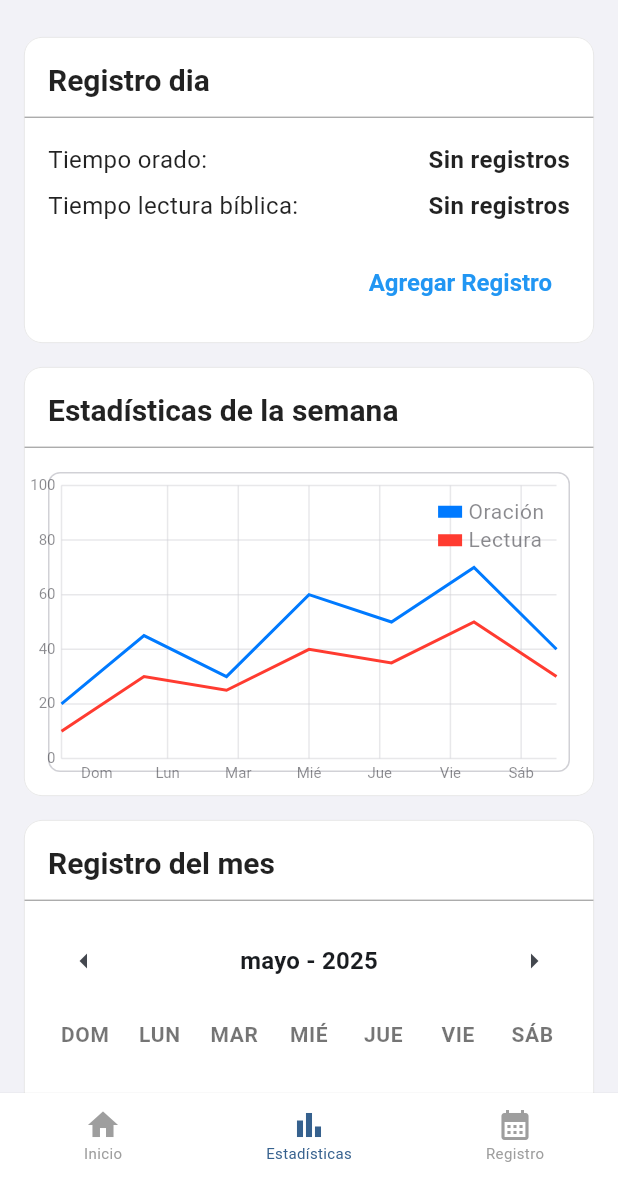
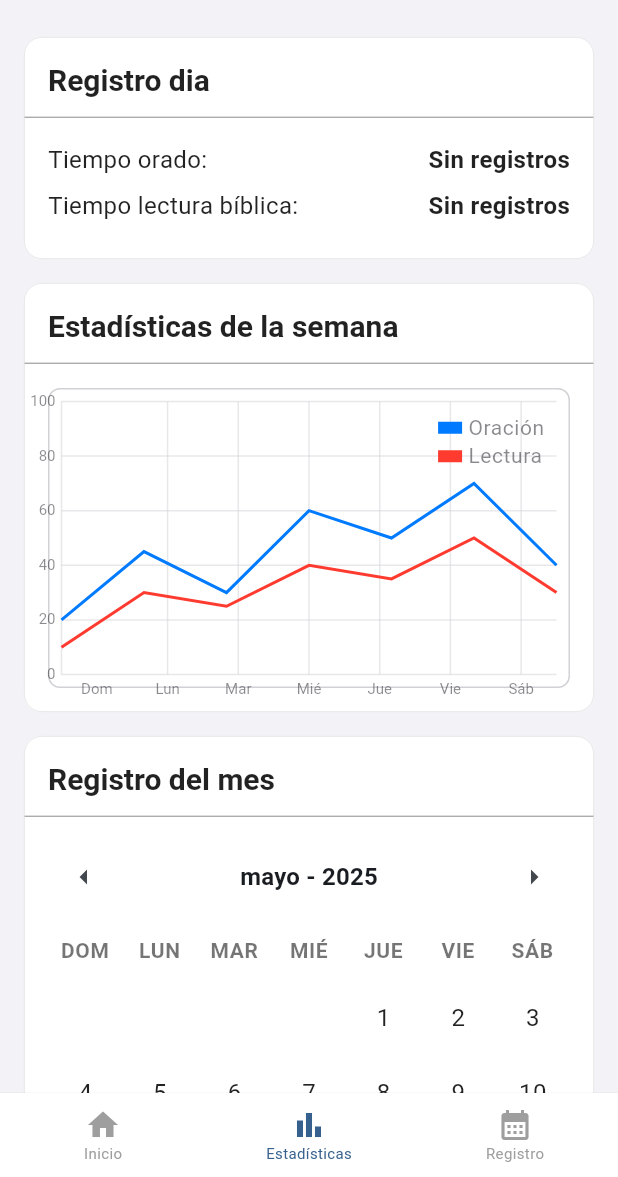
Before and after one commit to CarosDrean/spiritual_meter, a Flutter app: the screen it shows after launch, swiped to page 2, on a phone screen of 412 x 824 dp, the part 59-1236 px from its top. Run offline on Flutter 3.47's test engine with Material 3 defaults, Android fonts, the phone set to English and light mode, and no system bars; our stand-ins replace shared_preferences, sqflite; accounts and stored records are empty.

Commit message:
fix: views

```diff
--- a/lib/src/core/theme.dart
+++ b/lib/src/core/theme.dart
@@ -15,10 +15,12 @@ class AppTheme {
       ),
 
       appBarTheme: const AppBarTheme(
-        backgroundColor: Color(0xFFF2F2F7), // Transparente o muy claro como iOS
+        backgroundColor: Color(0xFFF2F2F7),
         foregroundColor: Colors.black,
         elevation: 0,
         centerTitle: true,
+        // scrolledUnderElevation: 5,
+        surfaceTintColor: Colors.blue,
         titleTextStyle: TextStyle(
           color: Colors.black,
           fontSize: 19,
--- a/lib/src/presentation/screen/main_screen.dart
+++ b/lib/src/presentation/screen/main_screen.dart
@@ -45,11 +45,6 @@ class _MainScreenState extends State<MainScreen> {
   @override
   Widget build(BuildContext context) {
     return Scaffold(
-      // Opcional: Puedes poner un único AppBar aquí si quieres que sea consistente en todas las páginas
-      // y no manejarlo en cada pantalla individualmente.
-      // appBar: AppBar(
-      //   title: Text(_appBarTitles[_selectedIndex]), // Título dinámico
-      // ),
       body: PageView(
         controller: _pageController,
         // Esto es importante para que el BottomNavigationBar se actualice
@@ -59,7 +54,7 @@ class _MainScreenState extends State<MainScreen> {
             _selectedIndex = index;
           });
         },
-        children: _screens, // Las pantallas que se mostrarán
+        children: _screens,
       ),
       bottomNavigationBar: BottomNavigationBar(
         items: const <BottomNavigationBarItem>[
--- a/lib/src/presentation/screen/record_screen.dart
+++ b/lib/src/presentation/screen/record_screen.dart
@@ -57,10 +57,7 @@ class _RecordScreenState extends State<RecordScreen> {
                     color: Colors.red,
                     alignment: Alignment.centerRight,
                     padding: const EdgeInsets.symmetric(horizontal: 20.0),
-                    child: const Icon(
-                      Icons.delete,
-                      color: Colors.white,
-                    ),
+                    child: const Icon(Icons.delete, color: Colors.white),
                   ),
                   confirmDismiss: (direction) async {
                     return await showDialog(
--- a/lib/src/presentation/screen/statistics_screen.dart
+++ b/lib/src/presentation/screen/statistics_screen.dart
@@ -118,19 +118,20 @@ class _StatisticsScreenState extends State<StatisticsScreen> {
                       ),
                     ],
                   ),
+                  const SizedBox(height: 8),
                 ],
               ),
-              bottomButton: TextButton(
-                onPressed: () {
-                  ScaffoldMessenger.of(context).showSnackBar(
-                    const SnackBar(
-                      content: Text('Navegar a agregar registro (Inicio)'),
-                    ),
-                  );
-                  // Navigator.of(context).pop();
-                },
-                child: const Text('Agregar Registro'),
-              ),
+              // bottomButton: TextButton(
+              //   onPressed: () {
+              //     ScaffoldMessenger.of(context).showSnackBar(
+              //       const SnackBar(
+              //         content: Text('Navegar a agregar registro (Inicio)'),
+              //       ),
+              //     );
+              //     // Navigator.of(context).pop();
+              //   },
+              //   child: const Text('Agregar Registro'),
+              // ),
             ),
 
             AppSectionCard(
@@ -176,7 +177,10 @@ class _StatisticsScreenState extends State<StatisticsScreen> {
                             minChildSize: 0.2,
                             maxChildSize: 0.5,
                             expand: false,
-                            builder: (BuildContext context, ScrollController scrollController) {
+                            builder: (
+                              BuildContext context,
+                              ScrollController scrollController,
+                            ) {
                               return DayActivityBottomSheet(
                                 selectedDay: selectedDay,
                                 dbHelper: _dbHelper,
```
Also changed, not shown: lib/src/presentation/screen/home_screen.dart (+15 -15 lines).
